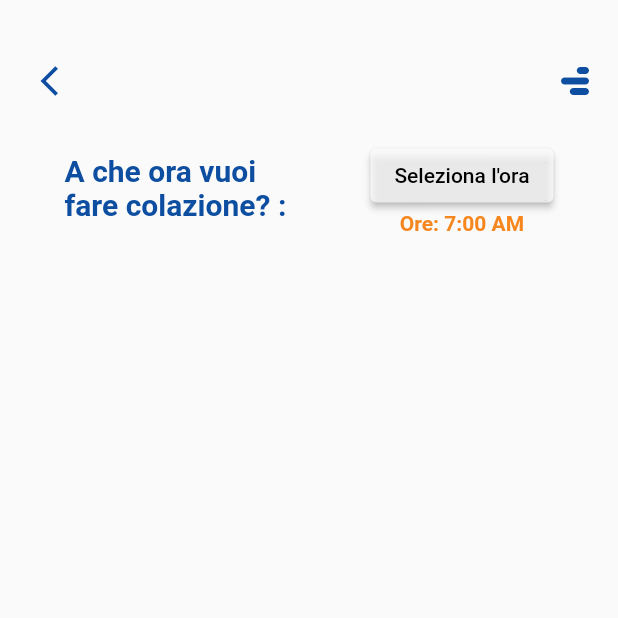
After one commit to mrusso99/My-Holidays, a Flutter app: the BreakFast screen opened by its route, on a phone screen of 412 x 824 dp, the top half of it. The commit adds this screen. Run offline on Flutter 3.47's test engine with Material 2 defaults, Android fonts, the phone set to English and light mode, and no system bars; our stand-ins replace cloud_firestore, firebase_auth, firebase_core, get, google_fonts, shared_preferences and 1 more; missing offline and left inert: flutter_number_picker, mqtt_client, web3dart; accounts and stored records are empty; network calls fail; project files that could hold a hidden picture were left out.

Commit message:
add smart services first part

```diff
--- a/lib/main.dart
+++ b/lib/main.dart
@@ -3,7 +3,9 @@ import 'package:flutter/material.dart';
 import 'package:flutter_localizations/flutter_localizations.dart';
 import 'package:get/get.dart';
 import 'package:my_holidays/ui/profile_screen.dart';
+import 'package:my_holidays/ui/smart_services.dart';
 import 'package:my_holidays/widgets/room_devices/smart_lock.dart';
+import 'package:my_holidays/widgets/smart_services/breakfast.dart';
 import 'package:provider/provider.dart';
 import 'package:my_holidays/ui/self_check_in.dart';
 import 'package:my_holidays/ui/booking_details.dart';
@@ -71,6 +73,8 @@ class App extends StatelessWidget {
             '/lights': (context) => const LightDevice(),
             '/thermostat': (context) => const AirConditioner(),
             '/smart_lock': (context) => const SmartLock(),
+            'SmartServices': (context) => const SmartServices(),
+            '/breakfast': (context) => const BreakFast(),
           },
         );
       }),
--- /dev/null
+++ b/lib/widgets/smart_services/breakfast.dart
@@ -0,0 +1,97 @@
+import 'dart:ui';
+
+import 'package:flutter/material.dart';
+
+class BreakFast extends StatefulWidget {
+  const BreakFast({Key? key}) : super(key: key);
+
+  @override
+  _BreakFastState createState() => _BreakFastState();
+}
+
+class _BreakFastState extends State<BreakFast> {
+  TimeOfDay _selectedTime = TimeOfDay(hour: 7, minute: 00);
+
+  @override
+  Widget build(BuildContext context) {
+    return Scaffold(
+      body: Padding(
+        padding: const EdgeInsets.symmetric(vertical: 30, horizontal: 15),
+        child: Column(children: [
+          Row(
+            mainAxisAlignment: MainAxisAlignment.spaceBetween,
+            children: [
+              IconButton(
+                onPressed: () => Navigator.pop(context),
+                icon: const Icon(
+                  Icons.arrow_back_ios,
+                  color: Color.fromRGBO(13, 78, 161, 1),
+                ),
+              ),
+              const RotatedBox(
+                quarterTurns: 135,
+                child: Icon(
+                  Icons.bar_chart_rounded,
+                  color: Color.fromRGBO(13, 78, 161, 1),
+                  size: 28,
+                ),
+              ),
+            ],
+          ),
+          const SizedBox(
+            height: 15,
+          ),
+          Row(
+            mainAxisAlignment: MainAxisAlignment.spaceAround,
+            children: [
+              const Text(
+                'A che ora vuoi \nfare colazione? :',
+                style: TextStyle(
+                    color: Color.fromRGBO(13, 78, 161, 1),
+                    fontSize: 20,
+                    fontWeight: FontWeight.bold),
+              ),
+              Column(
+                children: [
+                  ElevatedButton(
+                    onPressed: () {
+                      _selectTime(context);
+                    },
+                    child: const Text('Seleziona l\'ora'),
+                  ),
+                  Text(
+                    'Ore: ${_selectedTime.format(context)}',
+                    style: const TextStyle(
+                      color: Color.fromRGBO(246, 135, 30, 75),
+                      fontWeight: FontWeight.bold,
+                    ),
+                  )
+                ],
+              )
+            ],
+          ),
+          /**Inserimento ora */
+          const SizedBox(
+            height: 20,
+          ),
+        ]),
+      ),
+    );
+  }
+
+  _selectTime(BuildContext context) async {
+    final TimeOfDay? timeOfDay = await showTimePicker(
+      context: context,
+      initialTime: _selectedTime,
+      initialEntryMode: TimePickerEntryMode.input,
+      confirmText: 'Conferma',
+      cancelText: 'Indietro',
+    );
+
+    if (timeOfDay != null && timeOfDay != _selectedTime) {
+      setState(() {
+        _selectedTime = timeOfDay;
+      });
+    }
+  }
+}
```
Also changed, not shown: lib/ui/profile_screen.dart (+8 -4 lines), lib/ui/smart_services.dart (added, +91 -0 lines).
